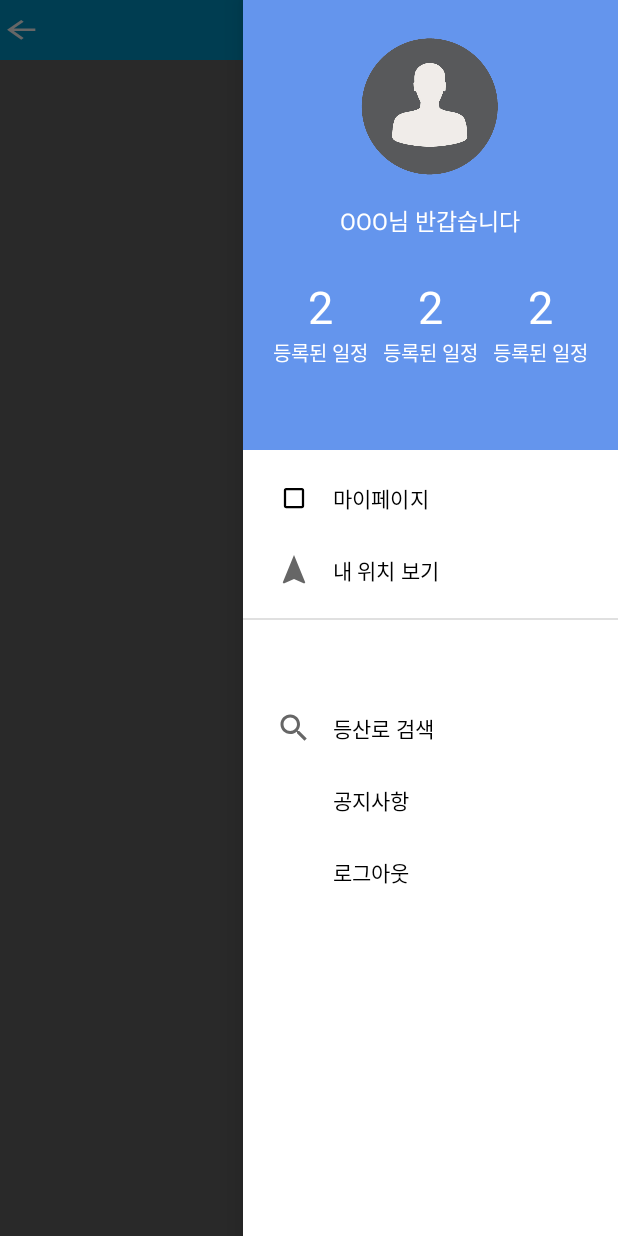
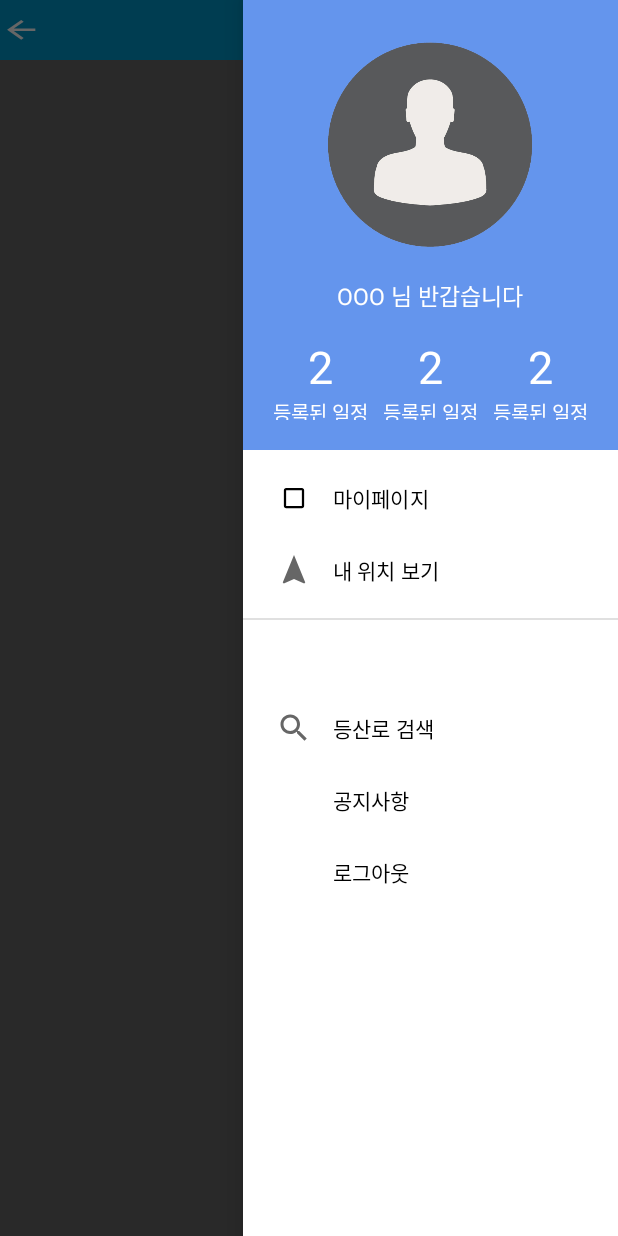
Before and after one commit to sdh4716/Sansinyeong_Android, an Android app: the BaseActivity screen opened directly, with no data from a screen before it, with the side drawer open, on a phone screen of 412 x 824 dp. Run offline under Robolectric (Android 15) with nearby library versions, the phone set to English and light mode, and no system bars; our stand-ins replace Firebase (no records; nobody signed in at launch, a user with empty details on screens opened directly); pictures from the network do not load; 2 statements that could not run were skipped.

Commit message:
사이드바 이름 출력, 사진 출력, 회원정보 상단바 추가

```diff
--- a/app/src/main/java/com/example/sansinyeong/BaseActivity.java
+++ b/app/src/main/java/com/example/sansinyeong/BaseActivity.java
@@ -12,12 +12,14 @@ import android.view.MenuItem;
 import android.view.View;
 import android.widget.ImageView;
 import android.widget.LinearLayout;
+import android.widget.TextView;
 import android.widget.Toast;
 
 import androidx.annotation.NonNull;
 import androidx.appcompat.app.AppCompatActivity;
 import androidx.drawerlayout.widget.DrawerLayout;
 
+import com.bumptech.glide.Glide;
 import com.google.android.gms.auth.api.signin.GoogleSignIn;
 import com.google.android.gms.auth.api.signin.GoogleSignInClient;
 import com.google.android.gms.auth.api.signin.GoogleSignInOptions;
@@ -27,6 +29,9 @@ import com.google.android.gms.tasks.Task;
 import com.google.android.material.navigation.NavigationView;
 import com.google.firebase.auth.FirebaseAuth;
 import com.google.firebase.auth.FirebaseUser;
+import com.google.firebase.firestore.DocumentReference;
+import com.google.firebase.firestore.DocumentSnapshot;
+import com.google.firebase.firestore.FirebaseFirestore;
 
 import java.util.List;
 
@@ -35,6 +40,7 @@ public class BaseActivity extends AppCompatActivity {
 String ActivityName = "";
 private GoogleSignInClient mGoogleSignInClient;
     private GoogleApiClient mGoogleApiClient;
+
 
 
     private FirebaseAuth firebaseAuth;
@@ -49,12 +55,36 @@ private GoogleSignInClient mGoogleSignInClient;
         ActivityName = componentName.getShortClassName().substring(1).trim();
 
 
+
+
         Log.d("AcName",ActivityName);
         firebaseAuth = FirebaseAuth.getInstance();
 
 
-
-
+        DocumentReference documentReference = FirebaseFirestore.getInstance().collection("users").document(FirebaseAuth.getInstance().getCurrentUser().getUid());
+        documentReference.get().addOnCompleteListener(new OnCompleteListener<DocumentSnapshot>() {
+            @Override
+            public void onComplete(@NonNull Task<DocumentSnapshot> task) {
+                if (task.isSuccessful()) {
+                    DocumentSnapshot document = task.getResult();
+                    if (document != null) {
+                        if (document.exists()) {
+                            Log.d("sidebar_user_get", "DocumentSnapshot data: " + document.getData());
+                            if(document.getData().get("photoUrl") != null){
+                                final ImageView header_profile_img = findViewById(R.id.header_profile_img);
+                                Glide.with(getApplicationContext()).load(document.getData().get("photoUrl")).centerCrop().override(500).into(header_profile_img);
+                            }
+                            final TextView header_name = findViewById(R.id.header_name);
+                            header_name.setText(document.getData().get("name").toString());
+                        } else {
+                            Log.d("sidebar_user_get", "No such document");
+                        }
+                    }
+                } else {
+                    Log.d("sidebar_user_get", "get failed with ", task.getException());
+                }
+            }
+        });
     }
 
     @Override
@@ -168,6 +198,7 @@ private GoogleSignInClient mGoogleSignInClient;
                     case R.id.item_logout: {
                         firebaseAuth.signOut();
 
+
                         Intent intent = new Intent(getApplicationContext(), MainActivity.class);
                         startActivity(intent);
                         break;
--- a/app/src/main/java/com/example/sansinyeong/MainActivity.java
+++ b/app/src/main/java/com/example/sansinyeong/MainActivity.java
@@ -94,6 +94,7 @@ public class MainActivity extends AppCompatActivity {
 
         // ------ Google 로그인 start ------
         GoogleSignInOptions gso = new GoogleSignInOptions.Builder(GoogleSignInOptions.DEFAULT_SIGN_IN)
+                // oAuth에서 clientID를 적어줘야 구글 로그인 작동함
                 .requestIdToken(getString(R.string.client_id_web))
                 .requestEmail()
                 .build();
--- a/app/src/main/res/layout/activity_user_info.xml
+++ b/app/src/main/res/layout/activity_user_info.xml
@@ -3,7 +3,8 @@
     xmlns:app="http://schemas.android.com/apk/res-auto"
     android:layout_width="match_parent"
     android:layout_height="match_parent"
-    android:background="#FFFFFF">
+    android:background="#FFFFFF"
+    android:layout_marginTop="40dp">
 
     <ScrollView
         android:layout_width="match_parent"
--- a/app/src/main/res/layout/sidebar_header.xml
+++ b/app/src/main/res/layout/sidebar_header.xml
@@ -10,21 +10,37 @@
 
 
     <ImageView
-        android:id="@+id/header_icon"
-        android:layout_width="100dp"
-        android:layout_height="100dp"
+        android:id="@+id/header_profile_img"
+        android:layout_width="150dp"
+        android:layout_height="150dp"
         android:src="@drawable/no_profile"
         android:layout_marginBottom="15dp"
         />
 
 
-    <TextView
+    <LinearLayout
         android:layout_width="wrap_content"
         android:layout_height="wrap_content"
-        android:textSize="15dp"
-        android:textColor="@color/white"
-        android:text="OOO님 반갑습니다"
-        android:layout_marginBottom="10dp"/>
+        android:orientation="horizontal"
+        >
+        <TextView
+            android:id="@+id/header_name"
+            android:layout_width="wrap_content"
+            android:layout_height="wrap_content"
+            android:textSize="15dp"
+            android:textColor="@color/white"
+            android:text="OOO"
+            android:layout_marginRight="4dp"
+            />
+        <TextView
+            android:layout_width="wrap_content"
+            android:layout_height="wrap_content"
+            android:textSize="15dp"
+            android:textColor="@color/white"
+            android:text="님 반갑습니다"
+            />
+    </LinearLayout>
+
 
 
     <LinearLayout
--- a/gradle.properties
+++ b/gradle.properties
@@ -6,7 +6,7 @@
 # http://www.gradle.org/docs/current/userguide/build_environment.html
 # Specifies the JVM arguments used for the daemon process.
 # The setting is particularly useful for tweaking memory settings.
-org.gradle.jvmargs=-Xmx2048m -Dfile.encoding=UTF-8
+org.gradle.jvmargs=-Xmx4096m -Dfile.encoding=UTF-8
 # When configured, Gradle will run in incubating parallel mode.
 # This option should only be used with decoupled projects. More details, visit
 # http://www.gradle.org/docs/current/userguide/multi_project_builds.html#sec:decoupled_projects
```
Also changed, not shown: app/src/main/res/menu/bottom_navigation.xml (+12 -4 lines).
